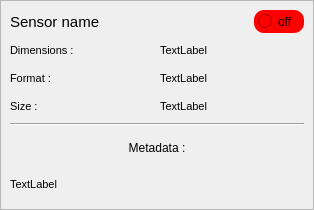
This is applications/viewer/libViewer/FormSensorView.ui in T-PLAY/hub as Qt 5 draws it before an edit. The edited form follows.
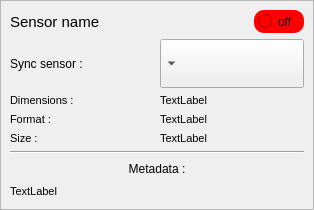
This is the edited form.

Commit message: commit before break sensorViews to sensorView

```diff
--- a/applications/viewer/libViewer/FormSensorView.ui
+++ b/applications/viewer/libViewer/FormSensorView.ui
@@ -146,6 +146,36 @@
         </item>
        </layout>
       </item>
+      <item>
+       <layout class="QHBoxLayout" name="horizontalLayout_4">
+        <item>
+         <widget class="QLabel" name="label_syncSensor">
+          <property name="sizePolicy">
+           <sizepolicy hsizetype="Expanding" vsizetype="Preferred">
+            <horstretch>0</horstretch>
+            <verstretch>0</verstretch>
+           </sizepolicy>
+          </property>
+          <property name="text">
+           <string>Sync sensor :</string>
+          </property>
+         </widget>
+        </item>
+        <item>
+         <widget class="QComboBox" name="comboBox_syncSensor">
+          <property name="sizePolicy">
+           <sizepolicy hsizetype="MinimumExpanding" vsizetype="Preferred">
+            <horstretch>0</horstretch>
+            <verstretch>0</verstretch>
+           </sizepolicy>
+          </property>
+          <property name="layoutDirection">
+           <enum>Qt::RightToLeft</enum>
+          </property>
+         </widget>
+        </item>
+       </layout>
+      </item>
       <item>
        <layout class="QHBoxLayout" name="horizontalLayout_2">
         <item>
```
The commit also changes 15 other files.
